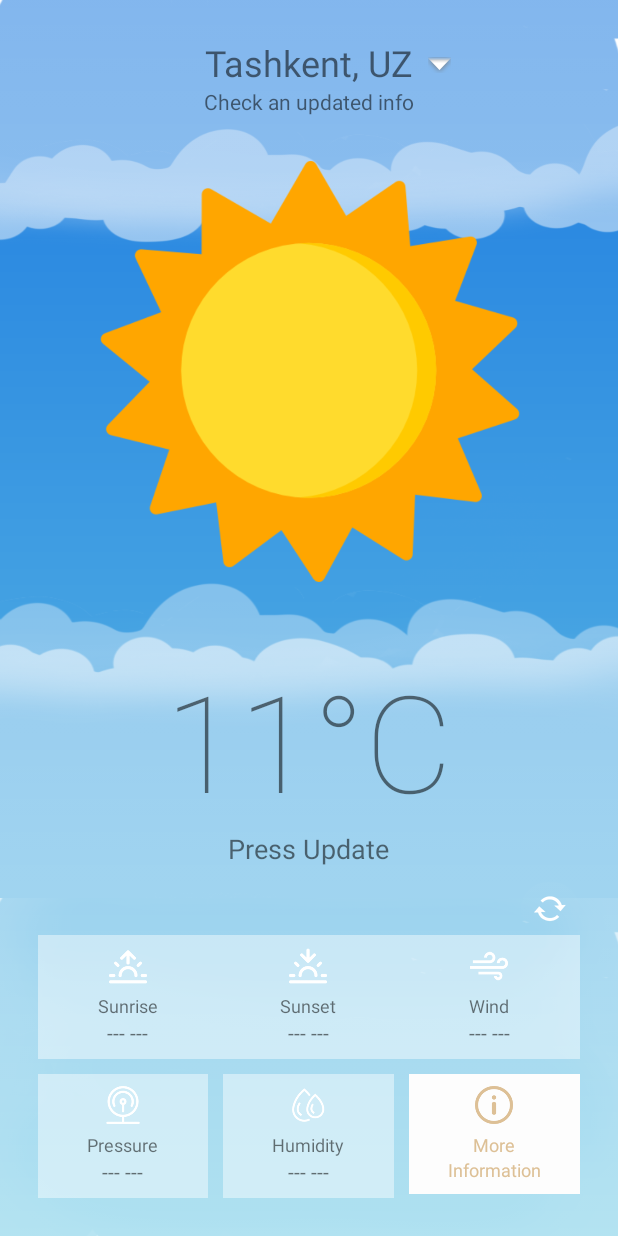
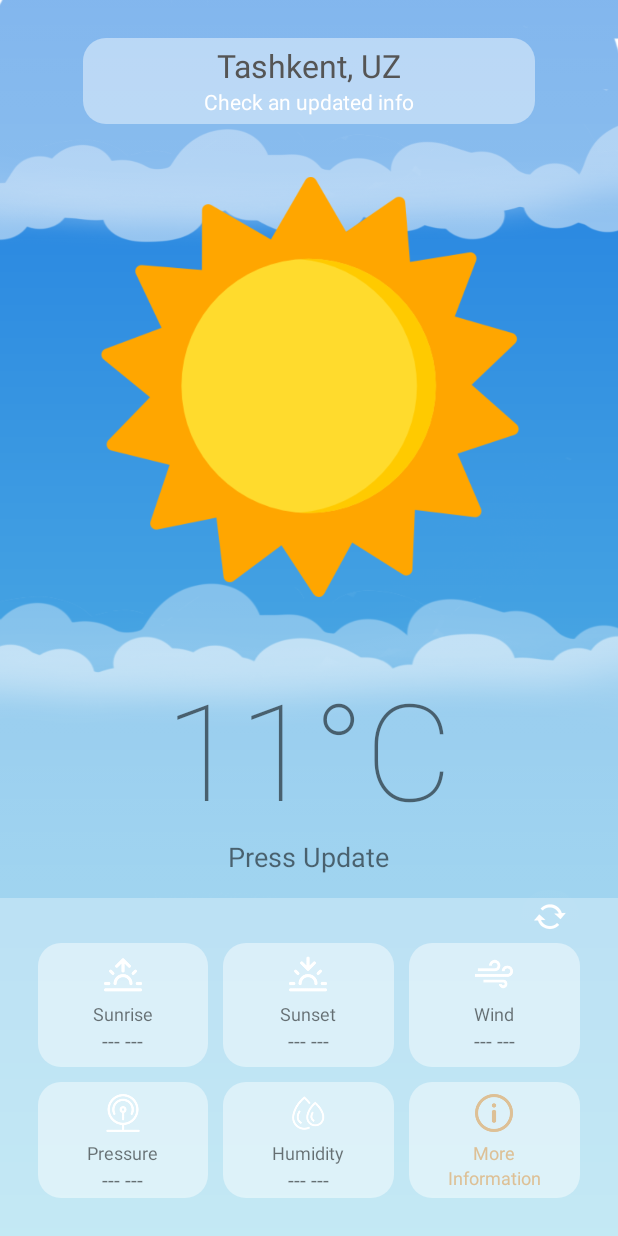
Before and after one commit to TheBukharian/Weather-app, an Android app: the layout main_fragment.xml on its own in the app's theme, with its tools: preview values and no code run, on a phone screen of 412 x 824 dp. Run offline under Robolectric (Android 15) with nearby library versions, the phone set to English and light mode, and no system bars.

Commit message:
Kotlinization 3

```diff
--- a/app/build.gradle
+++ b/app/build.gradle
@@ -117,6 +117,10 @@ dependencies {
     //Joda time formatter
     implementation 'net.danlew:android.joda:2.10.9.1'
 
+    //BottomSheet
+    implementation 'com.github.yogacp:android-viewbinding:1.0.3'
+
+
 
 
 
--- a/app/src/main/java/com/example/weatherapp/mvvm/repositories/AppRepository.kt
+++ b/app/src/main/java/com/example/weatherapp/mvvm/repositories/AppRepository.kt
@@ -92,6 +92,10 @@ class AppRepository @Inject constructor(
         Log.d("ekoko", "message error: $it")
     }
 
+    fun setSelectedCity(string: String){
+        appDataStore.setSelectedCity(string)
+    }
+
 
 
 
--- a/app/src/main/java/com/example/weatherapp/mvvm/viewmodel/MainViewModel.kt
+++ b/app/src/main/java/com/example/weatherapp/mvvm/viewmodel/MainViewModel.kt
@@ -44,5 +44,9 @@ class MainViewModel @Inject constructor(
         }
     }
 
+    fun setSelectedCityName(name: String){
+        appRepository.setSelectedCity(name)
+    }
+
 
 }
--- /dev/null
+++ b/app/src/main/res/drawable/selector_rounded.xml
@@ -0,0 +1,16 @@
+<?xml version="1.0" encoding="utf-8"?>
+<selector xmlns:android="http://schemas.android.com/apk/res/android">
+    <item android:state_pressed="true">
+        <shape android:shape="rectangle">
+            <solid android:color="#405A5A5A" />
+            <corners android:radius="15dp"/>
+        </shape>
+    </item>
+
+    <item>
+        <shape android:shape="rectangle">
+            <solid android:color="#70FFFFFF" />
+            <corners android:radius="15dp"/>
+        </shape>
+    </item>
+</selector>
--- a/app/src/main/res/layout/main_fragment.xml
+++ b/app/src/main/res/layout/main_fragment.xml
@@ -1,26 +1,18 @@
 <?xml version="1.0" encoding="utf-8"?>
 <FrameLayout xmlns:android="http://schemas.android.com/apk/res/android"
+    xmlns:app="http://schemas.android.com/apk/res-auto"
     xmlns:tools="http://schemas.android.com/tools"
     android:layout_width="match_parent"
     android:layout_height="match_parent"
     tools:context=".mvvm.view.fragments.MainFragment">
 
-    <RelativeLayout xmlns:app="http://schemas.android.com/apk/res-auto"
+    <RelativeLayout
         android:id="@+id/mainBack"
         android:layout_width="match_parent"
         android:layout_height="match_parent"
         android:background="@drawable/bg_sun"
         android:orientation="vertical">
 
-        <ImageView
-            android:id="@+id/arrow"
-            android:layout_width="wrap_content"
-            android:layout_height="wrap_content"
-            android:layout_gravity="center"
-            android:layout_marginStart="285dp"
-            android:layout_marginTop="37dp"
-            android:src="@android:drawable/arrow_down_float"
-            />
 
         <TextView
             android:id="@+id/Error"
@@ -90,20 +82,15 @@
             android:layout_alignParentTop="true"
             app:tint="#FFFFFF" />
 
-        <ImageView
+        <View
             android:id="@+id/vintage2"
             android:layout_width="match_parent"
             android:layout_height="225dp"
             android:layout_alignParentStart="true"
             android:layout_alignParentEnd="true"
             android:layout_alignParentBottom="true"
-            android:layout_marginStart="0dp"
-            android:layout_marginBottom="0dp"
-            android:adjustViewBounds="false"
-            android:scaleType="fitXY"
-            android:src="@drawable/vintage"
-            tools:layout_editor_absoluteY="564dp"
-            app:tint="#C8FFFFFF" />
+            android:background="#9AFFFFFF"
+             />
 
         <RelativeLayout
             android:id="@+id/relativeLayout"
@@ -127,30 +114,37 @@
 
                 <LinearLayout
                     android:id="@+id/addressContainer"
-                    android:layout_width="match_parent"
+                    android:layout_width="wrap_content"
                     android:layout_height="wrap_content"
-                    android:layout_alignParentEnd="true"
                     android:layout_alignParentStart="true"
                     android:layout_alignParentTop="true"
+                    android:layout_alignParentEnd="true"
+                    android:background="@drawable/selector_rounded"
                     android:clickable="true"
+                    android:focusable="true"
+                    android:layout_marginStart="30dp"
+                    android:layout_marginEnd="30dp"
                     android:gravity="center"
-                    android:orientation="vertical"
-                    android:focusable="true">
+                    android:orientation="vertical">
+
 
                     <TextView
                         android:id="@+id/address"
                         android:layout_width="wrap_content"
                         android:layout_height="wrap_content"
+                        android:layout_marginTop="4dp"
                         android:text="Tashkent, UZ"
-                        android:textSize="24sp" />
+                        android:textColor="#555555"
+                        android:textSize="21sp" />
 
                     <TextView
                         android:id="@+id/updated_at"
                         android:layout_width="wrap_content"
                         android:layout_height="wrap_content"
+                        android:layout_marginBottom="5dp"
                         android:text="Check an updated info"
-                        android:textSize="14sp"
-                        />
+                        android:textColor="#fff"
+                        android:textSize="14sp" />
 
 
                 </LinearLayout>
@@ -199,27 +193,23 @@
                 </LinearLayout>
 
 
-
-
-
-
-
                 <LinearLayout
                     android:id="@+id/detailsContainer"
                     android:layout_width="match_parent"
-                    android:layout_height="wrap_content"
-                    android:layout_alignParentBottom="true"
+                    android:layout_height="205dp"
                     android:layout_alignParentStart="true"
                     android:layout_alignParentEnd="true"
+                    android:layout_alignParentBottom="true"
+                    android:layout_marginStart="0dp"
                     android:orientation="vertical">
+
                     <ImageButton
                         android:id="@+id/weatherUpdateBtn"
                         android:layout_width="40dp"
                         android:layout_height="35dp"
                         android:layout_gravity="end"
                         android:background="@drawable/update_btn"
-                        android:src="@android:drawable/stat_notify_sync"
-                        />
+                        android:src="@android:drawable/stat_notify_sync" />
 
                     <LinearLayout
                         android:layout_width="match_parent"
@@ -232,13 +222,13 @@
                             android:layout_width="0dp"
                             android:layout_height="wrap_content"
                             android:layout_weight="1"
-                            android:animateLayoutChanges="false"
-                            android:background="#70FFFFFF"
+                            android:animateLayoutChanges="true"
+                            android:background="@drawable/selector_rounded"
                             android:clickable="true"
+                            android:focusable="true"
                             android:gravity="center"
                             android:orientation="vertical"
-                            android:padding="8dp"
-                            android:focusable="true">
+                            android:padding="8dp">
 
                             <ImageView
                                 android:layout_width="25dp"
@@ -264,19 +254,20 @@
                                 android:textSize="14sp" />
                         </LinearLayout>
 
-
-
+                        <Space
+                            android:layout_width="10dp"
+                            android:layout_height="wrap_content" />
                         <LinearLayout
                             android:id="@+id/box2"
                             android:layout_width="0dp"
                             android:layout_height="wrap_content"
                             android:layout_weight="1"
-                            android:background="#70FFFFFF"
+                            android:background="@drawable/selector_rounded"
                             android:clickable="true"
+                            android:focusable="true"
                             android:gravity="center"
                             android:orientation="vertical"
-                            android:padding="8dp"
-                            android:focusable="true">
+                            android:padding="8dp">
 
                             <ImageView
                                 android:layout_width="25dp"
@@ -302,14 +293,16 @@
                                 android:textSize="14sp" />
                         </LinearLayout>
 
-
+                        <Space
+                            android:layout_width="10dp"
+                            android:layout_height="wrap_content" />
 
                         <LinearLayout
                             android:id="@+id/box3"
                             android:layout_width="0dp"
                             android:layout_height="wrap_content"
                             android:layout_weight="1"
-                            android:background="#70FFFFFF"
+                            android:background="@drawable/selector_rounded"
                             android:clickable="true"
                             android:gravity="center"
                             android:orientation="vertical"
@@ -355,7 +348,7 @@
                             android:layout_width="0dp"
                             android:layout_height="wrap_content"
                             android:layout_weight="1"
-                            android:background="#70FFFFFF"
+                            android:background="@drawable/selector_rounded"
                             android:clickable="true"
                             android:gravity="center"
                             android:orientation="vertical"
@@ -394,12 +387,12 @@
                             android:layout_width="0dp"
                             android:layout_height="wrap_content"
                             android:layout_weight="1"
-                            android:background="#70FFFFFF"
+                            android:background="@drawable/selector_rounded"
                             android:clickable="true"
+                            android:focusable="true"
                             android:gravity="center"
                             android:orientation="vertical"
-                            android:padding="8dp"
-                            android:focusable="true">
+                            android:padding="8dp">
 
                             <ImageView
                                 android:layout_width="25dp"
@@ -434,7 +427,7 @@
                             android:layout_width="0dp"
                             android:layout_height="wrap_content"
                             android:layout_weight="1"
-                            android:background="#FDFDFD"
+                            android:background="@drawable/selector_rounded"
                             android:clickable="true"
                             android:gravity="center"
                             android:orientation="vertical"
@@ -454,16 +447,16 @@
                                 android:layout_width="wrap_content"
                                 android:layout_height="wrap_content"
                                 android:text="More"
-                                android:textSize="12dp"
-                                android:textColor="#DDC096"/>
+                                android:textColor="#DDC096"
+                                android:textSize="12dp" />
 
                             <TextView
                                 android:id="@+id/about"
                                 android:layout_width="wrap_content"
                                 android:layout_height="wrap_content"
                                 android:text="Information"
-                                android:textSize="12sp"
-                                android:textColor="#DDC096"/>
+                                android:textColor="#DDC096"
+                                android:textSize="12sp" />
                         </LinearLayout>
                     </LinearLayout>
                 </LinearLayout>
@@ -478,22 +471,23 @@
                     android:layout_alignParentStart="true"
                     android:layout_alignParentEnd="true"
                     android:layout_marginStart="1dp"
-                    android:layout_marginTop="30dp"
+                    android:layout_marginTop="35dp"
                     android:layout_marginEnd="0dp"
-                    android:layout_marginBottom="30dp"
+                    android:layout_marginBottom="25dp"
                     android:gravity="center"
                     android:orientation="horizontal">
 
                     <ImageView
                         android:id="@+id/WeatherImage"
                         android:layout_width="match_parent"
-                        android:layout_height="40dp"
+                        android:layout_height="30dp"
                         android:layout_alignParentStart="true"
                         android:layout_alignParentTop="true"
                         android:layout_alignParentEnd="true"
                         android:layout_alignParentBottom="true"
                         android:clickable="true"
-                        app:srcCompat="@drawable/sunny" />
+                        app:srcCompat="@drawable/sunny"
+                        android:focusable="true" />
                 </RelativeLayout>
 
 
--- a/app/src/main/res/values/colors.xml
+++ b/app/src/main/res/values/colors.xml
@@ -4,5 +4,9 @@
     <color name="colorPrimaryDark">#77EBB34D</color>
     <color name="colorAccent">#555555</color>
     <color name="Day">#75CE931C</color>
+    <color name="transparent">#00222222</color>
+    <color name="white">#FFFFFF</color>
+
+
 
 </resources>
```
Also changed, not shown: app/src/main/java/com/example/weatherapp/mvvm/view/activities/MainActivity.kt (+8 -0 lines), app/src/main/java/com/example/weatherapp/mvvm/view/fragments/BottomSheetExFragment.kt (+44 -11 lines), app/src/main/java/com/example/weatherapp/mvvm/view/fragments/MainFragment.kt (+6 -8 lines), app/src/main/res/layout/fragment_bottom_sheet_ex.xml (+9 -8 lines), app/src/main/res/navigation/nav_graph.xml (+14 -1 lines), app/src/main/res/values/styles.xml (+24 -3 lines).
